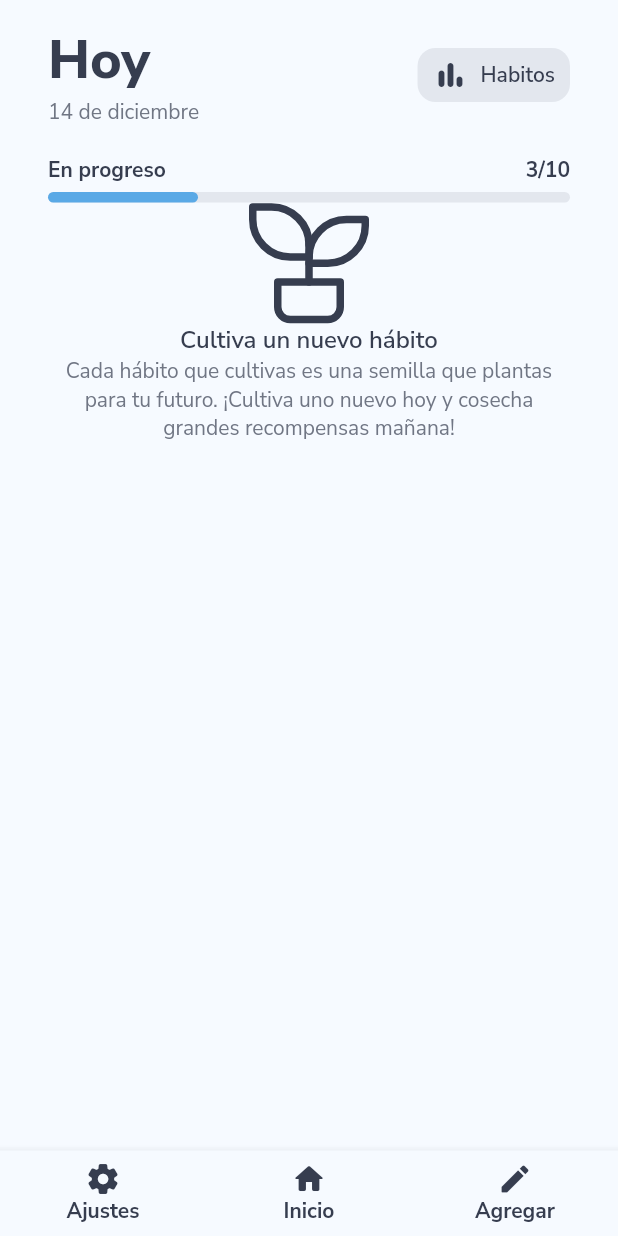
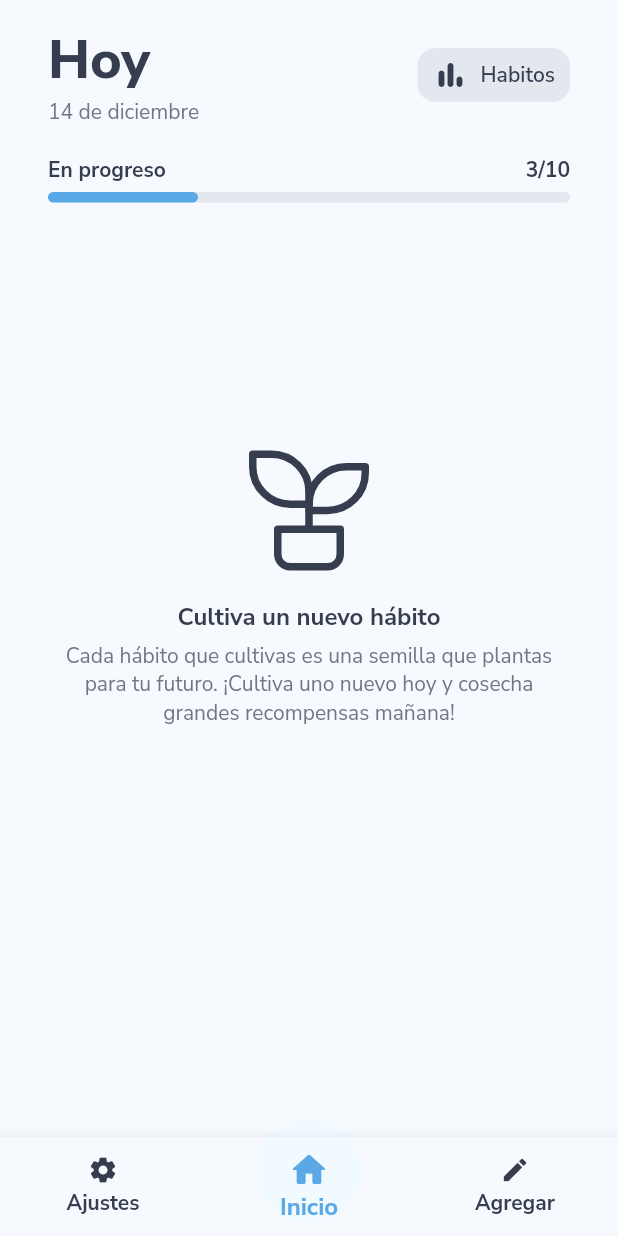
Before and after one commit to YerikAH/farm-habit, a Flutter app: the screen it shows after launch, item 2 of the bottom bar chosen, on a phone screen of 412 x 824 dp. Run offline on Flutter 3.47's test engine with Material 2 defaults, Android fonts, the phone set to English and light mode, and no system bars; our stand-ins replace flutter_svg.

Commit message:
Dev: update project

```diff
--- a/lib/screens/home_screen.dart
+++ b/lib/screens/home_screen.dart
@@ -25,12 +25,12 @@ class _HomeScreenState extends State<HomeScreen> {
   @override
   Widget build(BuildContext context) {
     final List<Shadow> listShadows = [];
-    for (var i = 0; i < 10; i++) {
+    for (var i = 0; i < 5; i++) {
       listShadows.add(
-        const Shadow(
-          color: AppTheme.black100,
-          blurRadius: 150,
-          offset: Offset(0, -5),
+        Shadow(
+          color: AppTheme.sky100.withOpacity(0.2),
+          blurRadius: 100,
+          offset: Offset(0, 0),
         ),
       );
     }
@@ -43,17 +43,21 @@ class _HomeScreenState extends State<HomeScreen> {
       ),
       bottomNavigationBar: BottomNavigationBar(
         backgroundColor: AppTheme.whiteSky,
-        elevation: 5,
-        iconSize: 24.0,
-        unselectedItemColor:AppTheme.black100,
-        selectedLabelStyle: TextStyle(
+        elevation: 7,
+        selectedLabelStyle: const TextStyle(
           fontFamily: "Nunito Sans",
           fontWeight: FontWeight.w700,
-          color:AppTheme.black100,
-          shadows: listShadows,
+          color:AppTheme.sky100,
         ),
-        selectedItemColor: AppTheme.black100,
+        selectedItemColor: AppTheme.sky100,
+        selectedFontSize: 16.0,
+        selectedIconTheme:  IconThemeData(
+          size: 28.0,
+          shadows: listShadows
+        ),
         unselectedFontSize: 14.0,
+        iconSize: 20.0,
+        unselectedItemColor:AppTheme.black100,
         unselectedLabelStyle: const TextStyle(
           fontFamily: "Nunito Sans",
           color: AppTheme.black100,
--- a/lib/widgets/no_habits.dart
+++ b/lib/widgets/no_habits.dart
@@ -9,19 +9,24 @@ class NoHabitWidget extends StatelessWidget {
 
   @override
   Widget build(BuildContext context) {
-    return Center(
+    double height= MediaQuery.of(context).size.height;
+    return Container(
+        margin: EdgeInsets.only(top: height/5),
+        padding: const EdgeInsets.symmetric(horizontal: 5.0),
         child: Column(
           children: [
             SvgPicture.asset("assets/plant.svg"),
+            const SizedBox(height: 20.0),
             const Text(
               "Cultiva un nuevo hábito",
               style: TextStyle(
                 fontFamily: "Nunito Sans",
-                fontWeight: FontWeight.w600,
+                fontWeight: FontWeight.w700,
                 color:AppTheme.black100,
                 fontSize: 16.0
               ),
             ),
+            const SizedBox(height:5.0),
             const Text(
               "Cada hábito que cultivas es una semilla que plantas para tu futuro. ¡Cultiva uno nuevo hoy y cosecha grandes recompensas mañana!",
               textAlign: TextAlign.center,
```
Also changed, not shown: lib/widgets/habit_card.dart (added, +33 -0 lines).
